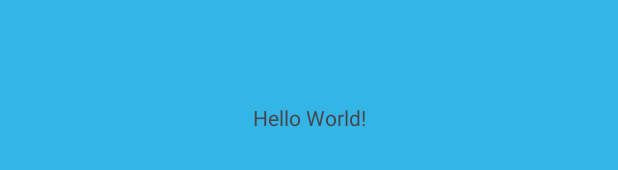
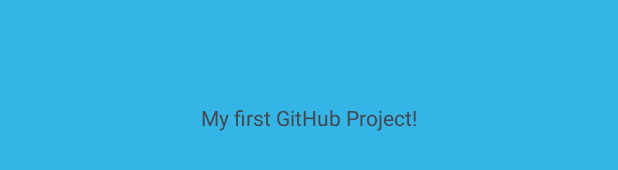
Before and after one commit to Valery-Medvedeva/MyFirstGitProject, an Android app: the layout activity_main.xml on its own in the app's theme, with its tools: preview values and no code run, on a phone screen of 412 x 824 dp. Shown: the part 501-671 px from the top of the screen. Run offline under Robolectric (Android 15) with nearby library versions, the phone set to English and light mode, and no system bars.

Commit message:
Change text

```diff
--- a/app/src/main/res/layout/activity_main.xml
+++ b/app/src/main/res/layout/activity_main.xml
@@ -10,7 +10,7 @@
     <TextView
         android:layout_width="wrap_content"
         android:layout_height="wrap_content"
-        android:text="Hello World!"
+        android:text="@string/my_first_github_project"
         app:layout_constraintBottom_toBottomOf="parent"
         app:layout_constraintEnd_toEndOf="parent"
         app:layout_constraintStart_toStartOf="parent"
--- a/app/src/main/res/values/strings.xml
+++ b/app/src/main/res/values/strings.xml
@@ -1,3 +1,4 @@
 <resources>
     <string name="app_name">My First Git Project</string>
+    <string name="my_first_github_project">My first GitHub Project!</string>
 </resources>
```
